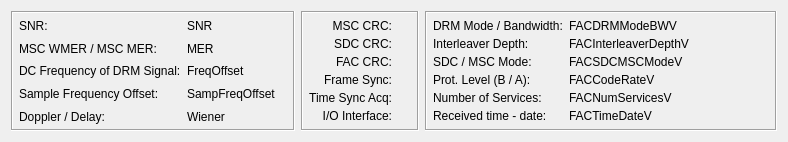
mmjee/dream-patched, file branches/julian/android/src/GUI-QT/drmdetail.ui: the form before one commit.
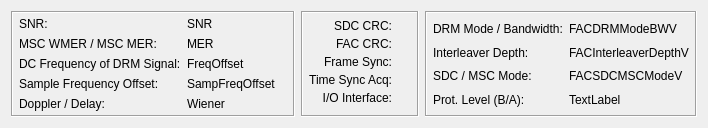
The form after the commit. Custom widgets are drawn as their Qt base class.

```diff
--- a/branches/julian/android/src/GUI-QT/drmdetail.ui
+++ b/branches/julian/android/src/GUI-QT/drmdetail.ui
@@ -6,8 +6,8 @@
    <rect>
     <x>0</x>
     <y>0</y>
-    <width>742</width>
-    <height>142</height>
+    <width>650</width>
+    <height>123</height>
    </rect>
   </property>
   <property name="windowTitle">
@@ -323,66 +323,6 @@
       <property name="bottomMargin">
        <number>6</number>
       </property>
-      <item>
-       <layout class="QHBoxLayout" name="_7">
-        <property name="spacing">
-         <number>6</number>
-        </property>
-        <property name="leftMargin">
-         <number>0</number>
-        </property>
-        <property name="topMargin">
-         <number>0</number>
-        </property>
-        <property name="rightMargin">
-         <number>0</number>
-        </property>
-        <property name="bottomMargin">
-         <number>0</number>
-        </property>
-        <item>
-         <widget class="QLabel" name="TextLabelLEDMSCCRC">
-          <property name="sizePolicy">
-           <sizepolicy hsizetype="Minimum" vsizetype="Maximum">
-            <horstretch>0</horstretch>
-            <verstretch>0</verstretch>
-           </sizepolicy>
-          </property>
-          <property name="text">
-           <string>MSC CRC:</string>
-          </property>
-          <property name="alignment">
-           <set>Qt::AlignRight|Qt::AlignTrailing|Qt::AlignVCenter</set>
-          </property>
-          <property name="wordWrap">
-           <bool>false</bool>
-          </property>
-         </widget>
-        </item>
-        <item>
-         <widget class="CMultColorLED" name="LEDMSC" native="true">
-          <property name="sizePolicy">
-           <sizepolicy hsizetype="Fixed" vsizetype="Fixed">
-            <horstretch>0</horstretch>
-            <verstretch>0</verstretch>
-           </sizepolicy>
-          </property>
-          <property name="minimumSize">
-           <size>
-            <width>13</width>
-            <height>13</height>
-           </size>
-          </property>
-          <property name="maximumSize">
-           <size>
-            <width>13</width>
-            <height>13</height>
-           </size>
-          </property>
-         </widget>
-        </item>
-       </layout>
-      </item>
       <item>
        <layout class="QHBoxLayout" name="_8">
         <property name="spacing">
@@ -786,49 +726,8 @@
         </item>
         <item>
          <widget class="QLabel" name="FACCodeRateL">
-          <property name="sizePolicy">
-           <sizepolicy hsizetype="Minimum" vsizetype="Minimum">
-            <horstretch>0</horstretch>
-            <verstretch>0</verstretch>
-           </sizepolicy>
-          </property>
           <property name="text">
-           <string>Prot. Level (B / A):</string>
-          </property>
-          <property name="wordWrap">
-           <bool>false</bool>
-          </property>
-         </widget>
-        </item>
-        <item>
-         <widget class="QLabel" name="FACNumServicesL">
-          <property name="sizePolicy">
-           <sizepolicy hsizetype="Minimum" vsizetype="Minimum">
-            <horstretch>0</horstretch>
-            <verstretch>0</verstretch>
-           </sizepolicy>
-          </property>
-          <property name="text">
-           <string>Number of Services:</string>
-          </property>
-          <property name="wordWrap">
-           <bool>false</bool>
-          </property>
-         </widget>
-        </item>
-        <item>
-         <widget class="QLabel" name="FACTimeDateL">
-          <property name="sizePolicy">
-           <sizepolicy hsizetype="Minimum" vsizetype="Minimum">
-            <horstretch>0</horstretch>
-            <verstretch>0</verstretch>
-           </sizepolicy>
-          </property>
-          <property name="text">
-           <string>Received time - date:</string>
-          </property>
-          <property name="wordWrap">
-           <bool>false</bool>
+           <string>Prot. Level (B/A):</string>
           </property>
          </widget>
         </item>
@@ -904,55 +803,8 @@
         </item>
         <item>
          <widget class="QLabel" name="FACCodeRateV">
-          <property name="sizePolicy">
-           <sizepolicy hsizetype="Minimum" vsizetype="Minimum">
-            <horstretch>0</horstretch>
-            <verstretch>0</verstretch>
-           </sizepolicy>
-          </property>
           <property name="text">
-           <string>FACCodeRateV</string>
-          </property>
-          <property name="wordWrap">
-           <bool>false</bool>
-          </property>
-         </widget>
-        </item>
-        <item>
-         <widget class="QLabel" name="FACNumServicesV">
-          <property name="sizePolicy">
-           <sizepolicy hsizetype="Minimum" vsizetype="Minimum">
-            <horstretch>0</horstretch>
-            <verstretch>0</verstretch>
-           </sizepolicy>
-          </property>
-          <property name="text">
-           <string>FACNumServicesV</string>
-          </property>
-          <property name="wordWrap">
-           <bool>false</bool>
-          </property>
-         </widget>
-        </item>
-        <item>
-         <widget class="QLabel" name="FACTimeDateV">
-          <property name="sizePolicy">
-           <sizepolicy hsizetype="Minimum" vsizetype="Minimum">
-            <horstretch>0</horstretch>
-            <verstretch>0</verstretch>
-           </sizepolicy>
-          </property>
-          <property name="minimumSize">
-           <size>
-            <width>200</width>
-            <height>0</height>
-           </size>
-          </property>
-          <property name="text">
-           <string>FACTimeDateV</string>
-          </property>
-          <property name="wordWrap">
-           <bool>false</bool>
+           <string>TextLabel</string>
           </property>
          </widget>
         </item>
```
Left out of the diff: 4 changed lines with no effect on the pictures.
